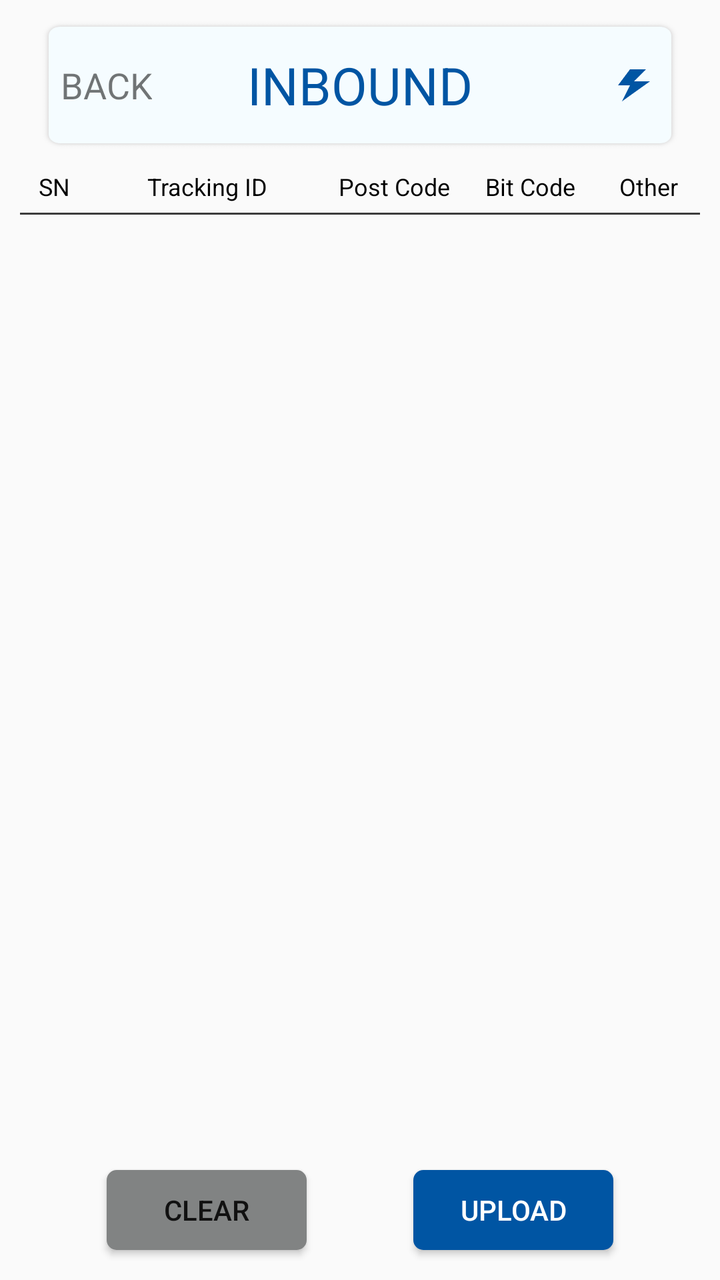
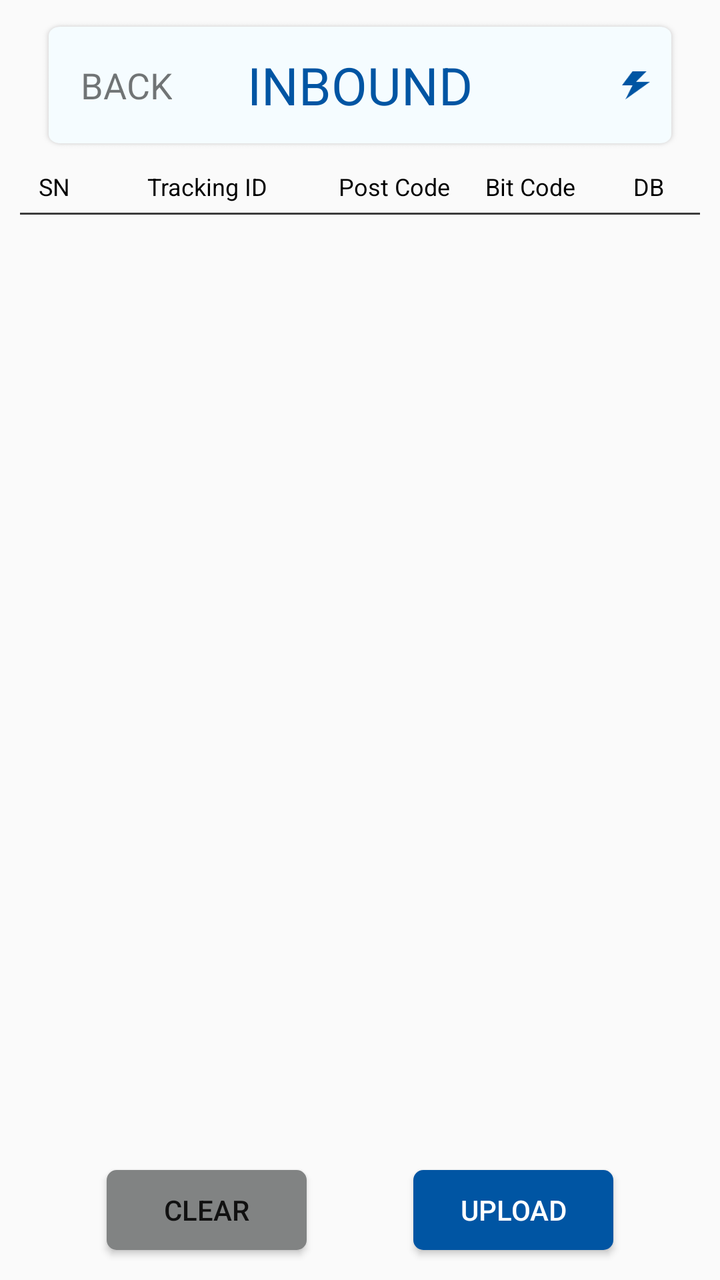

The first picture is an Android layout as it rendered before a commit; the second is the same layout after the commit. The layout source and the unified diff follow.
<!-- AndroidManifest.xml: application theme AppTheme.NoActionBar.Fullscreen -->
<!-- res/layout/fragment_bound.xml -->
<?xml version="1.0" encoding="utf-8"?>
<androidx.constraintlayout.widget.ConstraintLayout xmlns:android="http://schemas.android.com/apk/res/android"
    xmlns:app="http://schemas.android.com/apk/res-auto"
    android:layout_width="match_parent"
    android:layout_height="match_parent">

    <androidx.constraintlayout.widget.ConstraintLayout
        android:id="@+id/title_layout"
        android:layout_width="match_parent"
        android:layout_height="65dp"
        android:layout_marginHorizontal="20dp"
        android:layout_marginTop="10dp"
        android:background="@drawable/bg_main_btn"
        app:layout_constraintTop_toTopOf="parent">

        <TextView
            android:id="@+id/tv_back"
            android:layout_width="wrap_content"
            android:layout_height="match_parent"
            android:gravity="center"
            android:paddingHorizontal="10dp"
            android:text="@string/back"
            android:textSize="18sp"
            app:layout_constraintBottom_toBottomOf="parent"
            app:layout_constraintStart_toStartOf="parent"
            app:layout_constraintTop_toTopOf="parent" />

        <TextView
            android:id="@+id/tv_title"
            android:layout_width="wrap_content"
            android:layout_height="wrap_content"
            android:text="@string/inbound_title"
            android:textColor="#0055A3"
            android:textSize="26sp"
            app:layout_constraintBottom_toBottomOf="parent"
            app:layout_constraintEnd_toEndOf="parent"
            app:layout_constraintStart_toStartOf="parent"
            app:layout_constraintTop_toTopOf="parent" />

        <TextView
            android:id="@+id/tv_rfid_count"
            android:layout_width="wrap_content"
            android:layout_height="wrap_content"
            android:textSize="13sp"
            android:textColor="#0055A3"
            app:layout_constraintStart_toEndOf="@+id/tv_title"
            app:layout_constraintEnd_toStartOf="@+id/img_power"
            app:layout_constraintTop_toTopOf="@+id/tv_title"
            app:layout_constraintBottom_toBottomOf="@+id/tv_title" />

        <ImageView
            android:id="@+id/img_power"
            android:layout_width="16dp"
            android:layout_height="24dp"
            android:layout_marginEnd="15dp"
            android:src="@drawable/ic_power"
            app:layout_constraintBottom_toBottomOf="parent"
            app:layout_constraintEnd_toEndOf="parent"
            app:layout_constraintTop_toTopOf="parent" />

    </androidx.constraintlayout.widget.ConstraintLayout>

    <androidx.constraintlayout.widget.ConstraintLayout
        android:layout_width="match_parent"
        android:layout_height="0dp"
        android:layout_marginHorizontal="10dp"
        android:layout_marginVertical="10dp"
        app:layout_constraintBottom_toBottomOf="parent"
        app:layout_constraintTop_toBottomOf="@+id/title_layout"
        app:layout_constraintBottom_toTopOf="@+id/btn_clear">

        <TextView
            android:id="@+id/tv_sn_head"
            android:layout_width="0dp"
            android:layout_height="wrap_content"
            android:gravity="center"
            android:text="SN"
            android:textColor="@color/black"
            android:textSize="12sp"
            app:layout_constraintWidth_percent="0.1"
            app:layout_constraintEnd_toStartOf="@+id/tv_traking_id_head"
            app:layout_constraintStart_toStartOf="parent"
            app:layout_constraintTop_toTopOf="parent" />

        <TextView
            android:id="@+id/tv_traking_id_head"
            android:layout_width="0dp"
            android:layout_height="wrap_content"
            android:gravity="center"
            android:text="Tracking ID"
            android:textColor="@color/black"
            android:textSize="12sp"
            app:layout_constraintWidth_percent="0.35"
            app:layout_constraintEnd_toStartOf="@+id/tv_post_code_head"
            app:layout_constraintStart_toEndOf="@+id/tv_sn_head"
            app:layout_constraintTop_toTopOf="parent" />

        <TextView
            android:id="@+id/tv_post_code_head"
            android:layout_width="0dp"
            android:layout_height="wrap_content"
            android:gravity="center"
            android:text="Post Code"
            android:textColor="@color/black"
            android:textSize="12sp"
            app:layout_constraintWidth_percent="0.2"
            app:layout_constraintEnd_toStartOf="@+id/tv_bit_code_head"
            app:layout_constraintStart_toEndOf="@+id/tv_traking_id_head"
            app:layout_constraintTop_toTopOf="parent" />

        <TextView
            android:id="@+id/tv_bit_code_head"
            android:layout_width="0dp"
            android:layout_height="wrap_content"
            android:gravity="center"
            android:text="Bit Code"
            android:textColor="@color/black"
            android:textSize="12sp"
            app:layout_constraintWidth_percent="0.2"
            app:layout_constraintEnd_toStartOf="@+id/tv_other_head"
            app:layout_constraintStart_toEndOf="@+id/tv_post_code_head"
            app:layout_constraintTop_toTopOf="parent" />

        <TextView
            android:id="@+id/tv_other_head"
            android:layout_width="0dp"
            android:layout_height="wrap_content"
            android:gravity="center"
            android:text="Other"
            android:textColor="@color/black"
            android:textSize="12sp"
            app:layout_constraintWidth_percent="0.15"
            app:layout_constraintEnd_toEndOf="parent"
            app:layout_constraintStart_toEndOf="@+id/tv_bit_code_head"
            app:layout_constraintTop_toTopOf="parent" />

        <View
            android:layout_width="match_parent"
            android:layout_height="1dp"
            android:background="#3c3c3c"
            android:layout_marginTop="5dp"
            app:layout_constraintTop_toBottomOf="@+id/tv_sn_head" />

        <androidx.recyclerview.widget.RecyclerView
            android:id="@+id/rv"
            android:layout_width="match_parent"
            android:layout_height="0dp"
            android:layout_marginTop="6dp"
            app:layout_constraintTop_toBottomOf="@+id/tv_sn_head"
            app:layout_constraintBottom_toBottomOf="parent" />

    </androidx.constraintlayout.widget.ConstraintLayout>

    <Button
        android:id="@+id/btn_clear"
        android:layout_width="100dp"
        android:layout_height="40dp"
        android:text="Clear"
        android:background="@drawable/bg_grey_5"
        android:layout_marginBottom="15dp"
        app:layout_constraintBottom_toBottomOf="parent"
        app:layout_constraintStart_toStartOf="parent"
        app:layout_constraintEnd_toStartOf="@+id/btn_upload" />

    <Button
        android:id="@+id/btn_upload"
        android:layout_width="100dp"
        android:layout_height="40dp"
        android:text="Upload"
        android:textColor="@color/white"
        android:background="@drawable/bg_blue_5"
        app:layout_constraintBottom_toBottomOf="@+id/btn_clear"
        app:layout_constraintStart_toEndOf="@+id/btn_clear"
        app:layout_constraintEnd_toEndOf="parent" />

</androidx.constraintlayout.widget.ConstraintLayout>
<!-- resources referenced by this layout -->
<resources>
  <color name="black">#FF000000</color>
  <color name="white">#FFFFFFFF</color>
  <!-- drawable bg_blue_5 (drawable-v24) -->
  <?xml version="1.0" encoding="utf-8"?>
  <shape xmlns:android="http://schemas.android.com/apk/res/android">
      <solid android:color="#0055A3" />
      <corners android:radius="5dp" />
  </shape>
  <!-- drawable bg_grey_5 (drawable-v24) -->
  <?xml version="1.0" encoding="utf-8"?>
  <shape xmlns:android="http://schemas.android.com/apk/res/android">
      <solid android:color="#818383" />
      <corners android:radius="5dp" />
  </shape>
  <!-- drawable bg_main_btn: png bitmap (drawable-v24, 7367 bytes) -->
  <!-- drawable ic_power: png bitmap (drawable-v24, 850 bytes) -->
  <string name="back">BACK</string>
  <string name="inbound_title">INBOUND</string>
  <style name="AppTheme.NoActionBar.Fullscreen" parent="Theme.AppCompat.Light.NoActionBar">
          
          <item name="android:windowFullscreen">true</item>
          <item name="android:windowTranslucentStatus">true</item>
          <item name="android:windowTranslucentNavigation">true</item>
          
          <item name="android:statusBarColor">@android:color/transparent</item>
          <item name="android:navigationBarColor">@android:color/transparent</item>
      </style>
</resources>

<!-- the commit's change to res/layout/fragment_bound.xml (unified diff, before → after) -->
@@ -18,7 +18,8 @@
             android:layout_width="wrap_content"
             android:layout_height="match_parent"
             android:gravity="center"
-            android:paddingHorizontal="10dp"
+            android:paddingStart="20dp"
+            android:paddingEnd="10dp"
             android:text="@string/back"
             android:textSize="18sp"
             app:layout_constraintBottom_toBottomOf="parent"
@@ -41,7 +42,7 @@
             android:id="@+id/tv_rfid_count"
             android:layout_width="wrap_content"
             android:layout_height="wrap_content"
-            android:textSize="13sp"
+            android:textSize="15sp"
             android:textColor="#0055A3"
             app:layout_constraintStart_toEndOf="@+id/tv_title"
             app:layout_constraintEnd_toStartOf="@+id/img_power"
@@ -50,9 +51,10 @@
 
         <ImageView
             android:id="@+id/img_power"
-            android:layout_width="16dp"
-            android:layout_height="24dp"
-            android:layout_marginEnd="15dp"
+            android:layout_width="30dp"
+            android:layout_height="38dp"
+            android:padding="8dp"
+            android:layout_marginEnd="7dp"
             android:src="@drawable/ic_power"
             app:layout_constraintBottom_toBottomOf="parent"
             app:layout_constraintEnd_toEndOf="parent"
@@ -126,7 +128,7 @@
             android:layout_width="0dp"
             android:layout_height="wrap_content"
             android:gravity="center"
-            android:text="Other"
+            android:text="DB"
             android:textColor="@color/black"
             android:textSize="12sp"
             app:layout_constraintWidth_percent="0.15"
